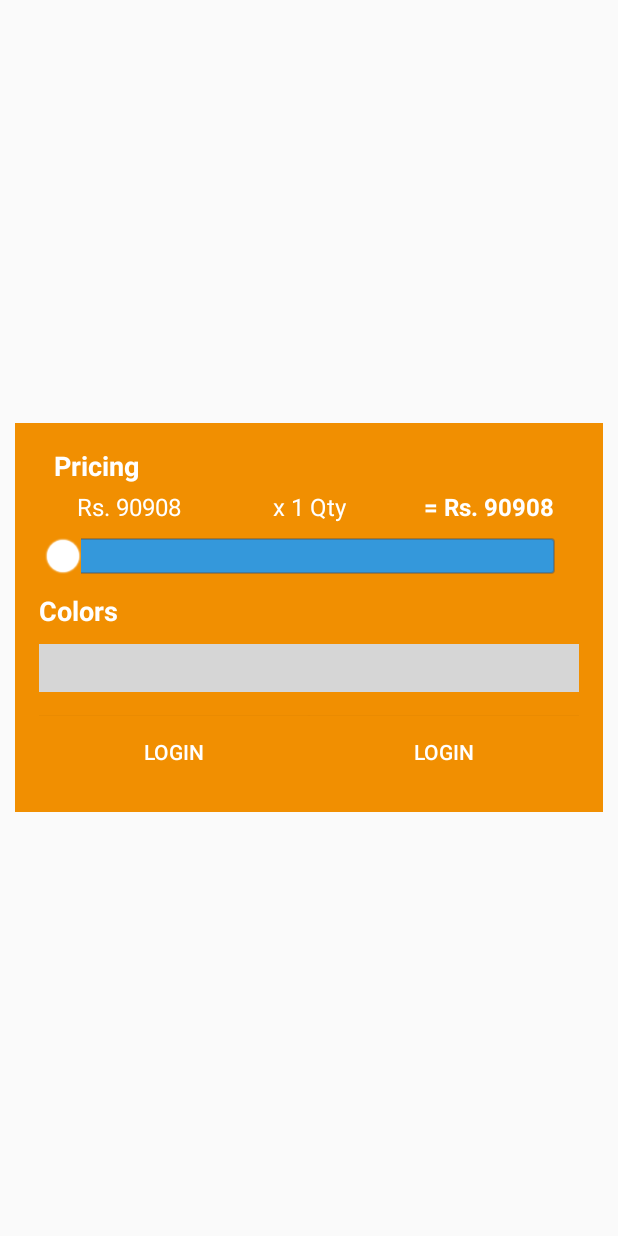
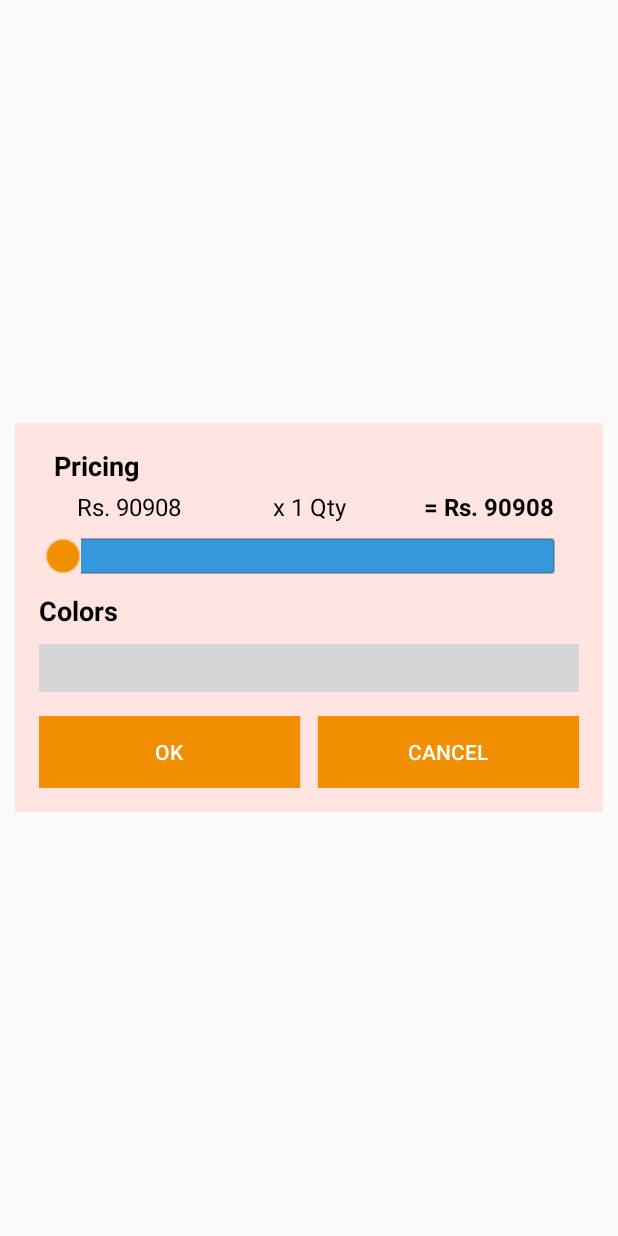
Before and after one commit to sagar091/Agam-Tradeilnks, an Android app: the layout add_cart_dialog.xml on its own in the app's theme, with its tools: preview values and no code run, on a phone screen of 412 x 824 dp. Run offline under Robolectric (Android 15) with nearby library versions, the light colour scheme and no system bars; plain views replace Button, TagGroup; network calls fail; grey boxes are pictures that could not be loaded.

Commit message:
office-work-4

```diff
--- a/app/src/main/res/drawable/progress_fill.xml
+++ b/app/src/main/res/drawable/progress_fill.xml
@@ -1,7 +1,7 @@
 <?xml version="1.0" encoding="utf-8"?>
 <shape xmlns:android="http://schemas.android.com/apk/res/android">
 
-    <solid android:color="@color/white"></solid>
+    <solid android:color="@color/button_bg"></solid>
 
     <corners android:radius="3px" />
 
--- a/app/src/main/res/layout/add_cart_dialog.xml
+++ b/app/src/main/res/layout/add_cart_dialog.xml
@@ -10,7 +10,7 @@
     <LinearLayout
         android:layout_width="match_parent"
         android:layout_height="wrap_content"
-        android:background="@color/button_bg"
+        android:background="#FFE4E1"
         android:orientation="vertical"
         android:padding="16dp">
 
@@ -24,7 +24,7 @@
                 android:layout_alignParentLeft="true"
                 android:layout_marginLeft="10dp"
                 android:text="Pricing"
-                android:textColor="@color/white"
+                android:textColor="@color/black"
                 android:textSize="18sp"
                 android:textStyle="bold" />
         </RelativeLayout>
@@ -42,7 +42,7 @@
                 android:layout_weight="1"
                 android:gravity="center"
                 android:text="Rs. 90908"
-                android:textColor="@color/white"
+                android:textColor="@color/black"
                 android:textSize="16sp" />
 
             <TextView
@@ -52,7 +52,7 @@
                 android:layout_weight="1"
                 android:gravity="center"
                 android:text="x 1 Qty"
-                android:textColor="@color/white"
+                android:textColor="@color/black"
                 android:textSize="16sp" />
 
             <TextView
@@ -62,7 +62,7 @@
                 android:layout_weight="1"
                 android:gravity="center"
                 android:text="= Rs. 90908"
-                android:textColor="@color/white"
+                android:textColor="@color/black"
                 android:textSize="16sp"
                 android:textStyle="bold" />
 
@@ -82,7 +82,7 @@
             android:layout_height="wrap_content"
             android:layout_marginTop="12dp"
             android:text="Colors"
-            android:textColor="@color/white"
+            android:textColor="@color/black"
             android:textSize="18sp"
             android:textStyle="bold" />
 
@@ -97,27 +97,30 @@
         <LinearLayout
             android:layout_width="match_parent"
             android:layout_height="wrap_content"
+            android:layout_marginTop="16dp"
             android:orientation="horizontal">
 
             <com.rey.material.widget.Button
+                android:id="@+id/btnOK"
                 android:layout_width="0dp"
                 android:layout_height="wrap_content"
-                android:layout_marginTop="16dp"
+                android:layout_marginRight="6dp"
                 android:layout_weight="1"
                 android:background="@color/button_bg"
-                android:text="Login"
+                android:text="OK"
                 android:textColor="#ffffff"
                 app:rd_enable="true"
                 app:rd_rippleColor="@color/button_ripple"
                 app:rd_rippleType="touch" />
 
             <com.rey.material.widget.Button
+                android:id="@+id/btnCancel"
                 android:layout_width="0dp"
                 android:layout_height="wrap_content"
-                android:layout_marginTop="16dp"
+                android:layout_marginLeft="6dp"
                 android:layout_weight="1"
                 android:background="@color/button_bg"
-                android:text="Login"
+                android:text="Cancel"
                 android:textColor="#ffffff"
                 app:rd_enable="true"
                 app:rd_rippleColor="@color/button_ripple"
```
Also changed, not shown: app/src/main/java/com/example/sagar/myapplication/customComponent/CustomBaseDialog.java (+76 -9 lines), app/src/main/java/com/example/sagar/myapplication/helper/DatabaseHandler.java (added, +118 -0 lines), app/src/main/java/com/example/sagar/myapplication/helper/MyApplication.java (+8 -0 lines), app/src/main/assets/agamtradelinks.db (added), app/src/main/res/drawable-hdpi/ic_thumb.png, app/src/main/res/drawable-mdpi/ic_thumb.png (added), app/src/main/res/drawable-xhdpi/ic_thumb.png (added), app/src/main/res/drawable-xxhdpi/ic_thumb.png (added), app/src/main/res/drawable-xxxhdpi/ic_thumb.png (added).
